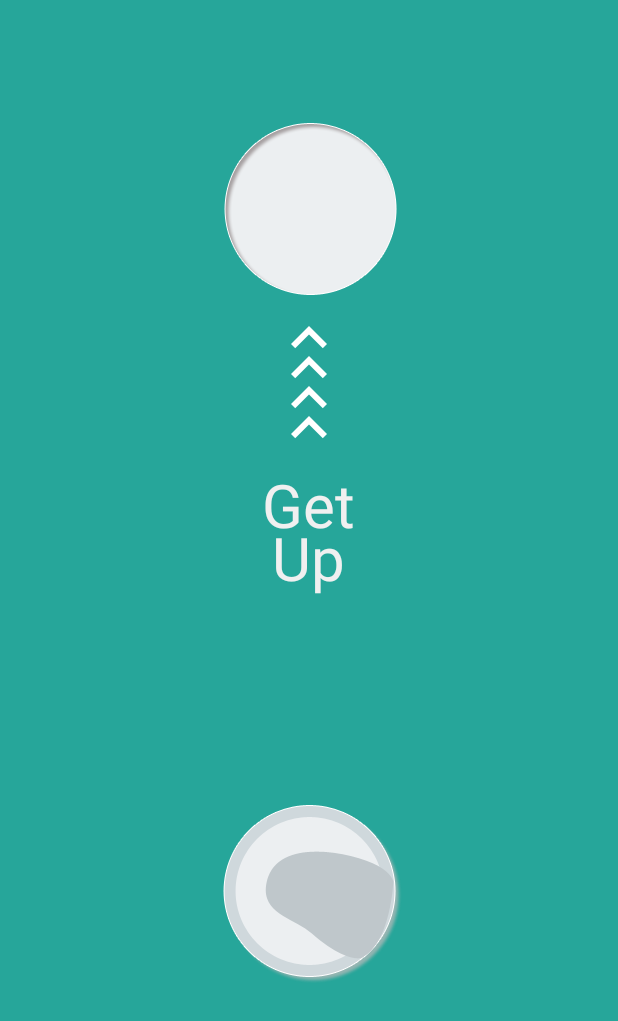
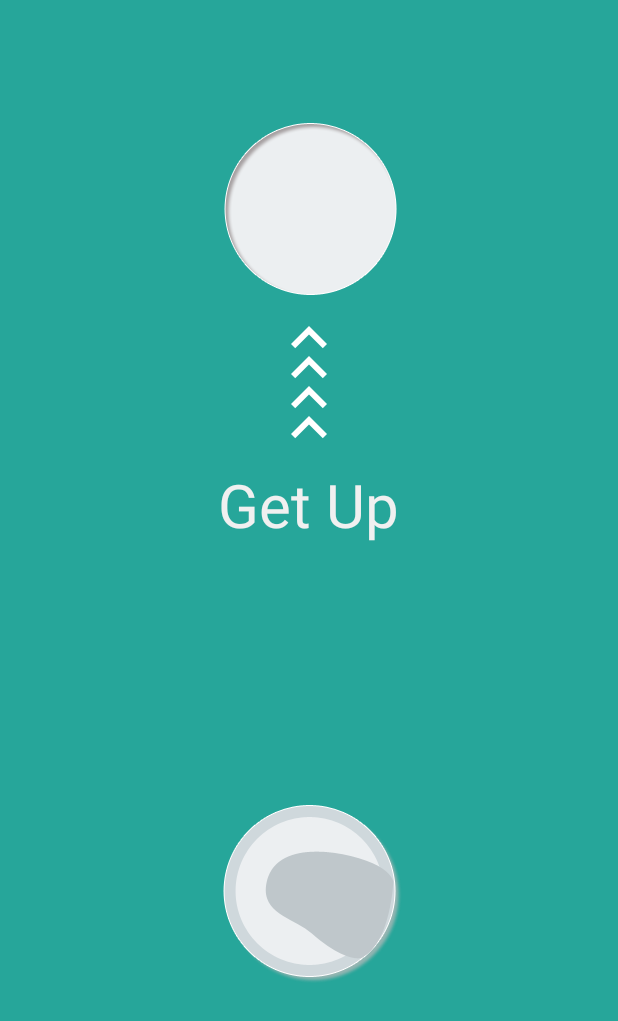
Before and after one commit to mmga/UpClock, an Android app: the PlayAlarm screen opened directly, with no data from a screen before it, on a phone screen of 412 x 824 dp. Shown: the top 1021 px of the screen. Run offline under Robolectric (Android 15) with nearby library versions, the phone set to English and light mode, and no system bars; Roboto replaces fonts that are not available here; 1 statement that could not run was skipped.

Commit message:
完成了闹铃界面

```diff
--- /dev/null
+++ b/app/src/main/java/com/mmga/upclock/Utils/SysApplication.java
@@ -0,0 +1,51 @@
+package com.mmga.upclock.Utils;
+
+import android.app.Activity;
+import android.app.Application;
+
+import java.util.LinkedList;
+import java.util.List;
+
+/**
+ * Created by mmga on 2015/5/29.
+ */
+public class SysApplication extends Application {
+    private List<Activity> mList = new LinkedList<>();
+
+    private static SysApplication instance;
+
+    public SysApplication() {
+    }
+
+    public synchronized static SysApplication getInstance() {
+        if (null == instance) {
+            instance = new SysApplication();
+        }
+        return instance;
+    }
+
+    public void addActivity(Activity activity) {
+        mList.add(activity);
+    }
+
+    public void exit() {
+        try {
+            for (Activity activity : mList) {
+                if (activity != null) {
+                    activity.finish();
+                }
+            }
+        } catch (Exception e) {
+            e.printStackTrace();
+        }finally {
+            System.exit(0);
+        }
+    }
+
+    public void onLowMemory() {
+        super.onLowMemory();
+        System.gc();
+    }
+
+
+}
--- a/app/src/main/res/animator/background_color.xml
+++ b/app/src/main/res/animator/background_color.xml
@@ -3,7 +3,7 @@
         android:duration="400"
         android:propertyName="backgroundColor"
         android:valueFrom="#ff26a69a"
-        android:valueTo="#ffffca28"
+        android:valueTo="#ffffa726"
         android:valueType="intType"
         android:interpolator="@android:anim/decelerate_interpolator"
     >
--- a/app/src/main/res/animator/background_color_reverse.xml
+++ b/app/src/main/res/animator/background_color_reverse.xml
@@ -2,7 +2,7 @@
 <objectAnimator xmlns:android="http://schemas.android.com/apk/res/android"
     android:duration="400"
     android:propertyName="backgroundColor"
-    android:valueFrom="#ffffca28"
+    android:valueFrom="#ffffa726"
     android:valueTo="#FF26A69A"
     android:valueType="intType"
     android:interpolator="@android:anim/decelerate_interpolator"
--- a/app/src/main/res/layout/play_alarm.xml
+++ b/app/src/main/res/layout/play_alarm.xml
@@ -14,6 +14,28 @@
         android:layout_alignParentTop="true"
         android:layout_centerHorizontal="true"
         />
+    <ImageView
+        android:layout_width="wrap_content"
+        android:layout_height="wrap_content"
+        android:id="@+id/image_back_circle"
+        android:src="@mipmap/pa_back_circle"
+        android:layout_marginTop="80dp"
+        android:layout_alignParentTop="true"
+        android:layout_centerHorizontal="true"
+        android:visibility="gone"
+        />
+    <com.mmga.upclock.Utils.CustomFontTextView
+        android:layout_width="wrap_content"
+        android:layout_height="wrap_content"
+        android:layout_centerInParent="true"
+        android:text="睡你麻痹起来嗨！"
+        android:id="@+id/text_custom"
+        android:textColor="#fff0f0f0"
+        android:textSize="55sp"
+        android:visibility="gone"
+        android:padding="10dp"/>
+
+
 
     <RelativeLayout
         android:layout_width="wrap_content"
@@ -55,12 +77,12 @@
         android:layout_width="wrap_content"
         android:layout_height="wrap_content"
         android:id="@+id/text_get"
-        android:text="Get"
+        android:text="Get Up"
         android:textColor="#fff0f0f0"
         android:textSize="40sp"
         android:layout_below="@+id/arrows"
         android:layout_centerHorizontal="true" />
-    <com.mmga.upclock.Utils.CustomFontTextView
+    <!--<com.mmga.upclock.Utils.CustomFontTextView
         android:layout_width="wrap_content"
         android:layout_height="wrap_content"
         android:id="@+id/text_up"
@@ -69,7 +91,7 @@
         android:text="Up"
         android:layout_alignTop="@+id/text_get"
         android:layout_marginTop="35sp"
-        android:layout_centerHorizontal="true" />
+        android:layout_centerHorizontal="true" />-->
 
 
     <ImageView
```
Also changed, not shown: app/src/main/java/com/mmga/upclock/Activity/MainActivity.java (+6 -16 lines), app/src/main/java/com/mmga/upclock/Activity/PlayAlarm.java (+40 -10 lines), app/src/main/res/mipmap-hdpi/pa_back_circle.png (added).
